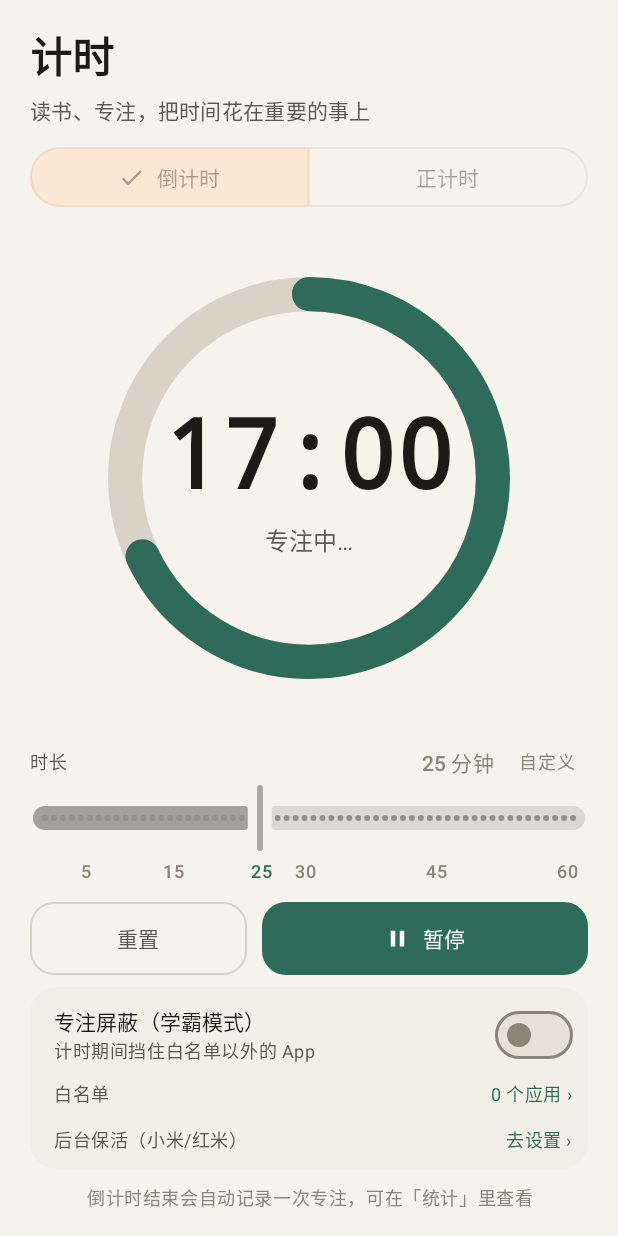
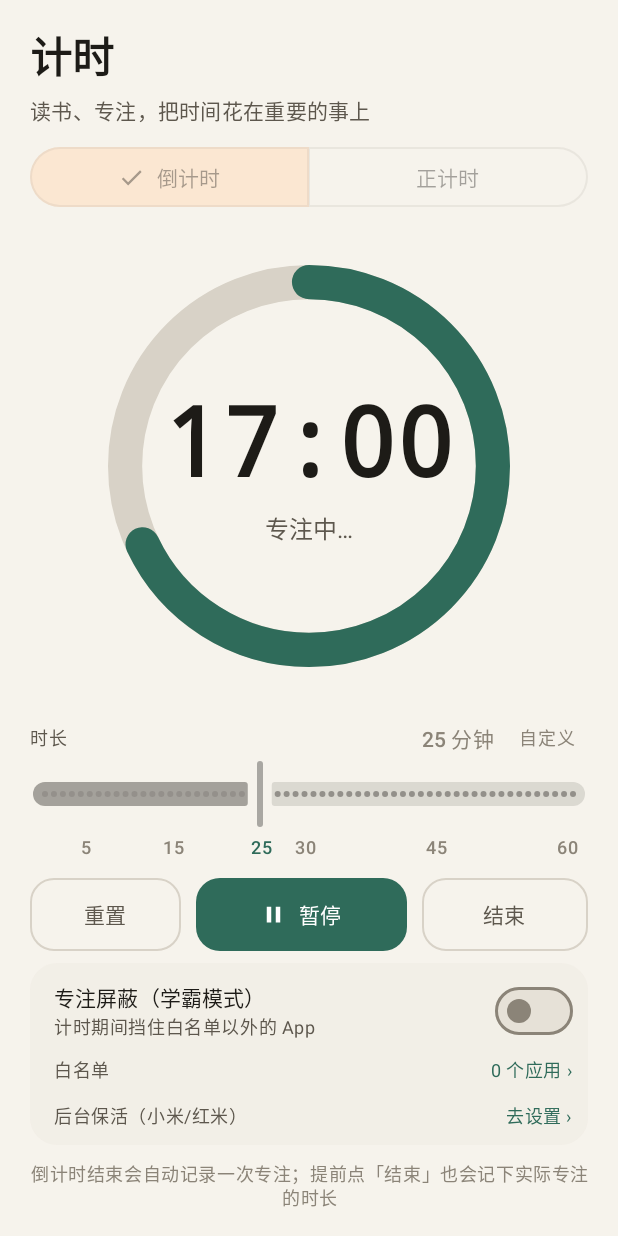
Before and after one commit to zhengongyu9-prog/lighteff, an Android app built with Jetpack Compose: the @Preview function TimerCountdownPreview, on a phone screen of 412 x 824 dp. Run offline under Robolectric (Android 15) with nearby library versions, the phone set to English and light mode, and no system bars; pictures from the network do not load.

Commit message:
feat: 倒计时支持主动结束并询问任务是否完成

```diff
--- a/app/src/main/java/com/qingxiao/lighteff/MainActivity.kt
+++ b/app/src/main/java/com/qingxiao/lighteff/MainActivity.kt
@@ -230,7 +230,7 @@ private fun TimerTaskDoneDialog(
             Column {
                 Text(
                     text = if (prompt.mode == TimerMode.Countdown) {
-                        "倒计时部分已记入统计，超时时间还会继续累计。"
+                        "这次倒计时已结束，专注时长已记入统计。"
                     } else {
                         "本次计时已记入统计。"
                     },
--- a/app/src/main/java/com/qingxiao/lighteff/ui/TimerScreen.kt
+++ b/app/src/main/java/com/qingxiao/lighteff/ui/TimerScreen.kt
@@ -156,7 +156,7 @@ fun TimerScreen(viewModel: AppViewModel) {
         },
         onReset = viewModel::resetTimer,
         onFinish = {
-            viewModel.finishStopwatch()
+            viewModel.finishTimer()
             Toast.makeText(context, "本次专注已记录", Toast.LENGTH_SHORT).show()
         },
         notifyDenied = notifyDenied,
@@ -442,7 +442,7 @@ fun TimerContent(
         }
         Text(
             text = if (timer.mode == TimerMode.Countdown) {
-                "倒计时结束会自动记录一次专注，可在「统计」里查看"
+                "倒计时结束会自动记录一次专注；提前点「结束」也会记下实际专注的时长"
             } else {
                 "点「完成并记录」保存本次正计时，重置不会记录"
             },
@@ -693,15 +693,15 @@ private fun ControlButtons(
                 modifier = Modifier.weight(1f),
                 enabled = timer.elapsedMillis > 0L || timer.running,
                 shape = RoundedCornerShape(16.dp),
-                contentPadding = PaddingValues(vertical = 14.dp)
+                contentPadding = PaddingValues(horizontal = 8.dp, vertical = 14.dp)
             ) {
                 Text("重置")
             }
             Button(
                 onClick = onToggle,
-                modifier = Modifier.weight(1.5f),
+                modifier = Modifier.weight(1.4f),
                 shape = RoundedCornerShape(16.dp),
-                contentPadding = PaddingValues(vertical = 14.dp)
+                contentPadding = PaddingValues(horizontal = 8.dp, vertical = 14.dp)
             ) {
                 Icon(
                     painter = painterResource(if (timer.running) R.drawable.ic_pause else R.drawable.ic_play),
@@ -710,6 +710,18 @@ private fun ControlButtons(
                 )
                 Spacer(Modifier.width(8.dp))
                 Text(if (timer.running) "暂停" else "开始")
+            }
+            // 倒计时也要能主动收尾：结束这一轮并问任务完成没有
+            if (timer.mode == TimerMode.Countdown) {
+                OutlinedButton(
+                    onClick = onFinish,
+                    modifier = Modifier.weight(1.1f),
+                    enabled = timer.elapsedMillis > 0L,
+                    shape = RoundedCornerShape(16.dp),
+                    contentPadding = PaddingValues(horizontal = 8.dp, vertical = 14.dp)
+                ) {
+                    Text("结束")
+                }
             }
         }
         if (timer.mode == TimerMode.Stopwatch) {
```
Also changed, not shown: app/src/main/java/com/qingxiao/lighteff/AppViewModel.kt (+24 -5 lines).
